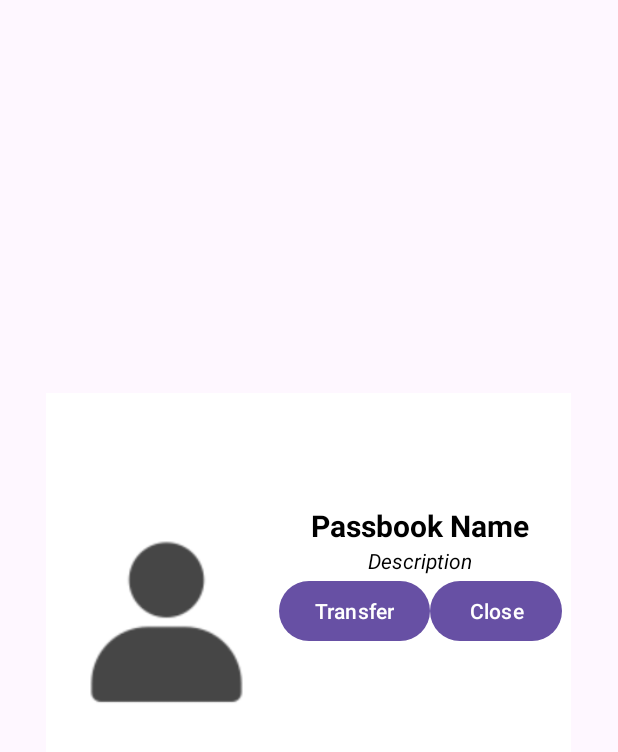
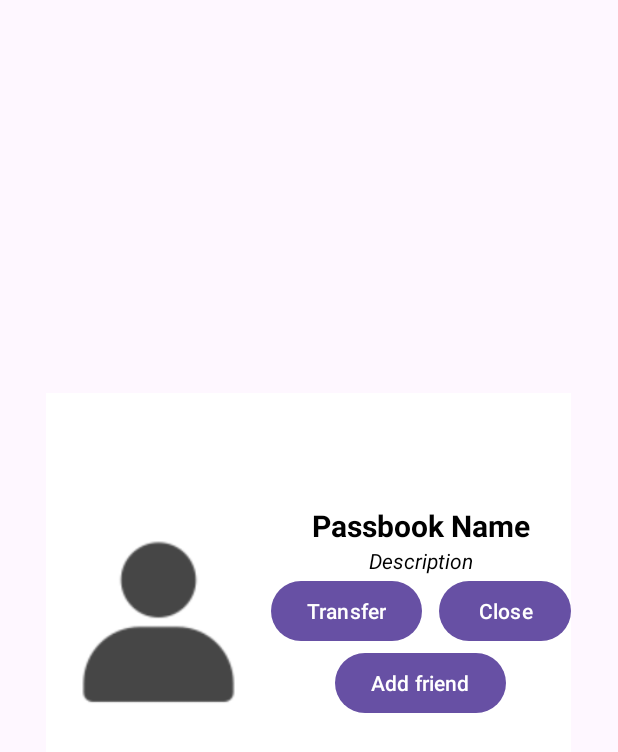
Before and after one commit to hadeszhanggg/android-app-Electronic-wallet, an Android app: the fragment TransferMoneyFragment shown on its own in the app's theme, on a phone screen of 412 x 824 dp. Shown: the top 752 px of the screen. Run offline under Robolectric (Android 15) with nearby library versions, the light colour scheme and no system bars; our stand-ins replace Firebase (no records; nobody signed in at launch, a user with empty details on screens opened directly), Picasso; pictures from the network do not load; 2 statements that could not run were skipped.

Commit message:
Update new function for add friend

```diff
--- a/app/src/main/res/layout/fragment_transfer_money.xml
+++ b/app/src/main/res/layout/fragment_transfer_money.xml
@@ -40,21 +40,30 @@
             android:text="Description" />
 
 
-        <LinearLayout
+        <RelativeLayout
             android:layout_width="wrap_content"
             android:layout_height="wrap_content">
 
-            <Button
+            <com.google.android.material.button.MaterialButton
                 android:id="@+id/btnTransfer"
                 android:layout_width="wrap_content"
                 android:layout_height="wrap_content"
+                android:layout_alignParentLeft="true"
                 android:text="Transfer" />
 
-            <Button
+            <com.google.android.material.button.MaterialButton
                 android:id="@+id/btnClose"
                 android:layout_width="wrap_content"
                 android:layout_height="wrap_content"
+                android:layout_alignParentRight="true"
                 android:text="Close" />
-        </LinearLayout>
+            <com.google.android.material.button.MaterialButton
+                android:id="@+id/btnAddFriend"
+                android:layout_width="wrap_content"
+                android:layout_height="wrap_content"
+                android:layout_centerInParent="true"
+                android:layout_below="@+id/btnTransfer"
+                android:text="Add friend" />
+        </RelativeLayout>
     </LinearLayout>
 </RelativeLayout>
--- a/app/src/main/res/layout/item_user.xml
+++ b/app/src/main/res/layout/item_user.xml
@@ -21,7 +21,7 @@
             android:layout_width="100dp"
             android:id="@+id/imgAvatar"
             android:layout_height="100dp"
-            android:src="@drawable/notify"/>
+            android:src="@drawable/default_avatar"/>
 
         <TextView
             android:id="@+id/txtName"
```
Also changed, not shown: app/src/main/java/com/example/electronicwallet/fragment/TransferMoneyFragment.java (+39 -1 lines).
